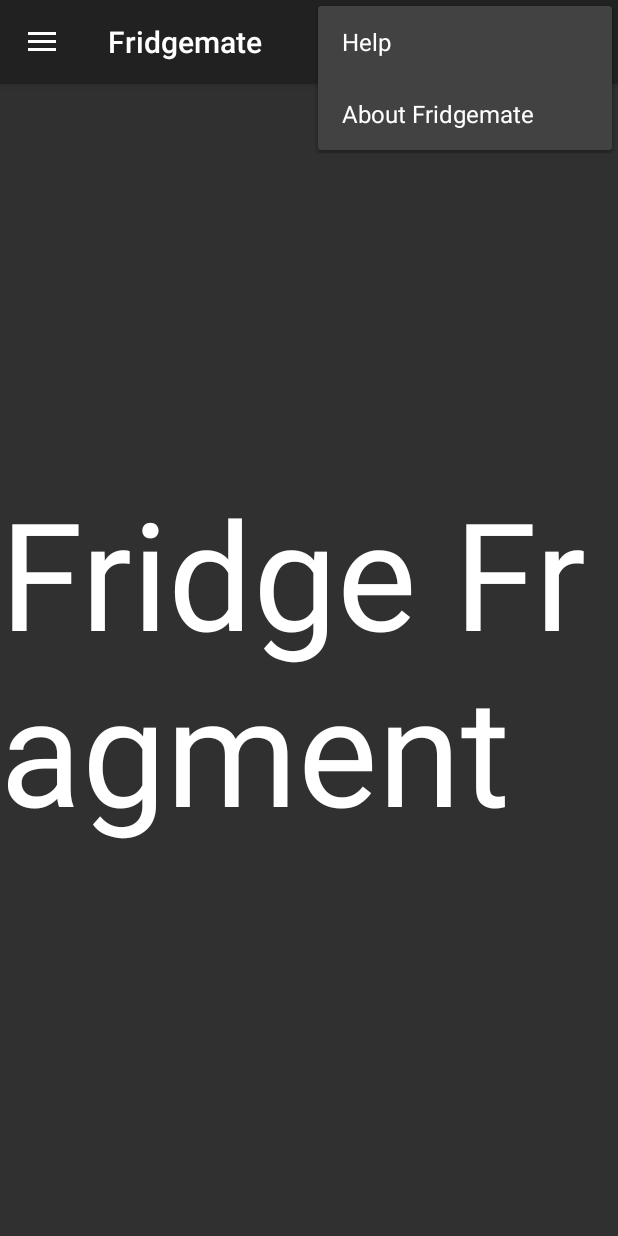
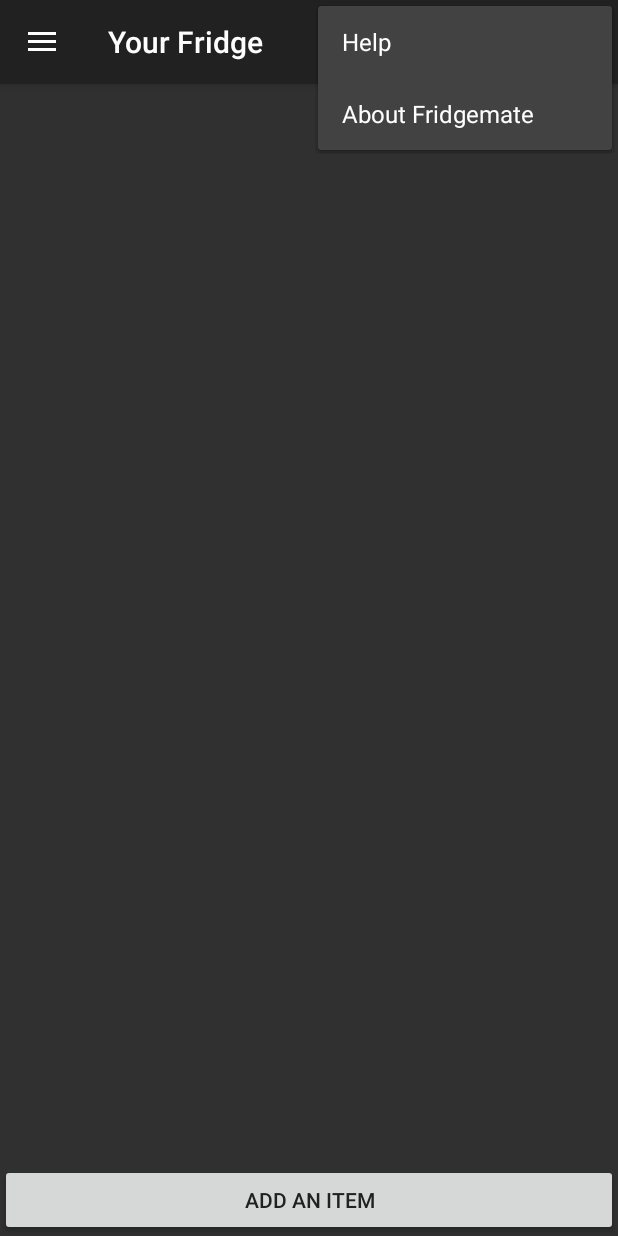
Before and after one commit to eyee19/Fridgemate, an Android app: the screen it shows after launch (MainActivity), with the options menu open, on a phone screen of 412 x 824 dp. Run offline under Robolectric (Android 15) with nearby library versions, the phone set to English and light mode, and no system bars.

Commit message:
Fixing UI bugs, begin work on Fridge fragment

```diff
--- a/app/src/main/java/com/example/eyee3/fridgemate/FridgeFragment.java
+++ b/app/src/main/java/com/example/eyee3/fridgemate/FridgeFragment.java
@@ -4,15 +4,46 @@ import android.os.Bundle;
 import android.support.annotation.NonNull;
 import android.support.annotation.Nullable;
 import android.support.v4.app.Fragment;
+import android.util.Log;
 import android.view.LayoutInflater;
 import android.view.View;
 import android.view.ViewGroup;
+import android.widget.ArrayAdapter;
+import android.widget.Button;
+import android.widget.EditText;
+import android.widget.ListView;
+import android.widget.Toast;
 
 public class FridgeFragment extends Fragment {
 
-    @Nullable
+    public FridgeFragment() {
+
+    }
+
+    private ListView mFridgeList;
+    private Button mAddButton;
+    private ArrayAdapter<String> mAdapter;
+
     @Override
-    public View onCreateView(@NonNull LayoutInflater inflater, @Nullable ViewGroup container, @Nullable Bundle savedInstanceState) {
-        return inflater.inflate(R.layout.fragment_fridge, container, false);
+    public View onCreateView(LayoutInflater inflater, ViewGroup container, Bundle savedInstanceState) {
+        getActivity().setTitle("Your Fridge");
+        View view = inflater.inflate(R.layout.fragment_fridge, container, false);
+        return view;
+    }
+
+    @Override
+    public void onViewCreated(View view, @Nullable Bundle savedInstanceState) {
+        mFridgeList = (ListView) getView().findViewById(R.id.fridge_listView);
+        mAddButton = (Button) getView().findViewById(R.id.add_button);
+
+        mAdapter = new ArrayAdapter<>(getActivity(), android.R.layout.simple_list_item_1);
+        mFridgeList.setAdapter(mAdapter);
+
+        mAddButton.setOnClickListener(new View.OnClickListener() {
+            @Override
+            public void onClick(View v) {
+                Toast.makeText(getActivity(), "Going to add activity", Toast.LENGTH_SHORT).show();
+            }
+        });
     }
 }
--- a/app/src/main/java/com/example/eyee3/fridgemate/MainActivity.java
+++ b/app/src/main/java/com/example/eyee3/fridgemate/MainActivity.java
@@ -1,13 +1,16 @@
 package com.example.eyee3.fridgemate;
 
+import android.content.Context;
 import android.content.DialogInterface;
 import android.content.Intent;
+import android.graphics.Rect;
 import android.net.Uri;
 import android.os.Bundle;
 import android.support.design.widget.FloatingActionButton;
 import android.support.design.widget.Snackbar;
 import android.support.v7.app.AlertDialog;
 import android.util.Log;
+import android.view.MotionEvent;
 import android.view.View;
 import android.support.design.widget.NavigationView;
 import android.support.v4.view.GravityCompat;
@@ -17,6 +20,8 @@ import android.support.v7.app.AppCompatActivity;
 import android.support.v7.widget.Toolbar;
 import android.view.Menu;
 import android.view.MenuItem;
+import android.view.inputmethod.InputMethodManager;
+import android.widget.EditText;
 import android.widget.Toast;
 
 public class MainActivity extends AppCompatActivity
@@ -29,16 +34,6 @@ public class MainActivity extends AppCompatActivity
         Toolbar toolbar = (Toolbar) findViewById(R.id.toolbar);
         setSupportActionBar(toolbar);
 
-        /*FloatingActionButton fab = (FloatingActionButton) findViewById(R.id.fab);
-        fab.setOnClickListener(new View.OnClickListener() {
-            @Override
-            public void onClick(View view) {
-                Snackbar.make(view, "Replace with your own action", Snackbar.LENGTH_LONG)
-                        .setAction("Action", null).show();
-            }
-        });*/
-
-        getSupportActionBar().setTitle("Fridgemate");
         DrawerLayout drawer = (DrawerLayout) findViewById(R.id.drawer_layout);
         NavigationView navigationView = (NavigationView) findViewById(R.id.nav_view);
         navigationView.setNavigationItemSelectedListener(this);
@@ -51,6 +46,23 @@ public class MainActivity extends AppCompatActivity
         getSupportFragmentManager().beginTransaction().replace(R.id.fragment_container,
                 new FridgeFragment()).commit();
         navigationView.setCheckedItem(R.id.nav_fridge);
+    }
+
+    @Override
+    public boolean dispatchTouchEvent(MotionEvent event) {
+        if (event.getAction() == MotionEvent.ACTION_DOWN) {
+            View v = getCurrentFocus();
+            if ( v instanceof EditText) {
+                Rect outRect = new Rect();
+                v.getGlobalVisibleRect(outRect);
+                if (!outRect.contains((int)event.getRawX(), (int)event.getRawY())) {
+                    v.clearFocus();
+                    InputMethodManager imm = (InputMethodManager) getSystemService(Context.INPUT_METHOD_SERVICE);
+                    imm.hideSoftInputFromWindow(v.getWindowToken(), 0);
+                }
+            }
+        }
+        return super.dispatchTouchEvent(event);
     }
 
     @Override
--- a/app/src/main/java/com/example/eyee3/fridgemate/ShoppingFragment.java
+++ b/app/src/main/java/com/example/eyee3/fridgemate/ShoppingFragment.java
@@ -28,15 +28,8 @@ public class ShoppingFragment extends Fragment {
 
     @Override
     public View onCreateView(LayoutInflater inflater, ViewGroup container, Bundle savedInstanceState) {
-        getActivity().setTitle("Shopping Lists");
+        getActivity().setTitle("Your Shopping Lists");
         View view = inflater.inflate(R.layout.fragment_shopping, container, false);
-
-        /*String[] listItems = {"Item 1", "Item 2", "Item 3"};
-        ListView listView = (ListView) view.findViewById(R.id.shopping_listView);
-
-        ArrayAdapter<String> listViewAdapter = new ArrayAdapter<String>(getActivity(), android.R.layout.simple_list_item_1, listItems);
-
-        listView.setAdapter(listViewAdapter);*/
 
         return view;
     }
--- a/app/src/main/res/layout/fragment_fridge.xml
+++ b/app/src/main/res/layout/fragment_fridge.xml
@@ -3,11 +3,29 @@
     android:layout_width="match_parent" android:layout_height="match_parent"
     android:background="@color/background">
 
-    <TextView
+    <ListView
+        android:id="@+id/fridge_listView"
         android:layout_width="match_parent"
         android:layout_height="wrap_content"
-        android:text="Fridge Fragment"
-        android:textSize="100sp"
-        android:layout_centerInParent="true"/>
+        android:layout_alignParentTop="true"
+        android:layout_above="@+id/linearBottom"
+        android:layout_weight="1">
+    </ListView>
+
+    <LinearLayout
+        android:layout_width="match_parent"
+        android:id="@+id/linearBottom"
+        android:layout_height="wrap_content"
+        android:orientation="horizontal"
+        android:layout_alignParentBottom="true"
+        android:gravity="center">
+
+        <Button
+            android:id="@+id/add_button"
+            android:layout_width="match_parent"
+            android:layout_height="wrap_content"
+            android:textColor="@color/appBar"
+            android:text="Add An Item"/>
+    </LinearLayout>
 
 </RelativeLayout>
--- a/app/src/main/res/layout/fragment_shopping.xml
+++ b/app/src/main/res/layout/fragment_shopping.xml
@@ -1,7 +1,8 @@
 <?xml version="1.0" encoding="utf-8"?>
 <RelativeLayout xmlns:android="http://schemas.android.com/apk/res/android"
     android:layout_width="match_parent" android:layout_height="match_parent"
-    android:background="@color/background">
+    android:background="@color/background"
+    android:id="@+id/shoppingFragParent">
 
     <ListView
         android:id="@+id/shopping_listView"
@@ -27,13 +28,16 @@
             android:layout_height="wrap_content"
             android:layout_weight="1"
             android:textColorHint="@color/darkMode"
+            android:focusableInTouchMode="true"
             android:hint="Item"/>
 
         <Button
             android:id="@+id/add_button"
             android:layout_width="wrap_content"
             android:layout_height="wrap_content"
-            android:text="Add"/>
+            android:layout_weight="0.2"
+            android:textColor="@color/appBar"
+            android:text="Add Item"/>
     </LinearLayout>
 
 </RelativeLayout>
```
